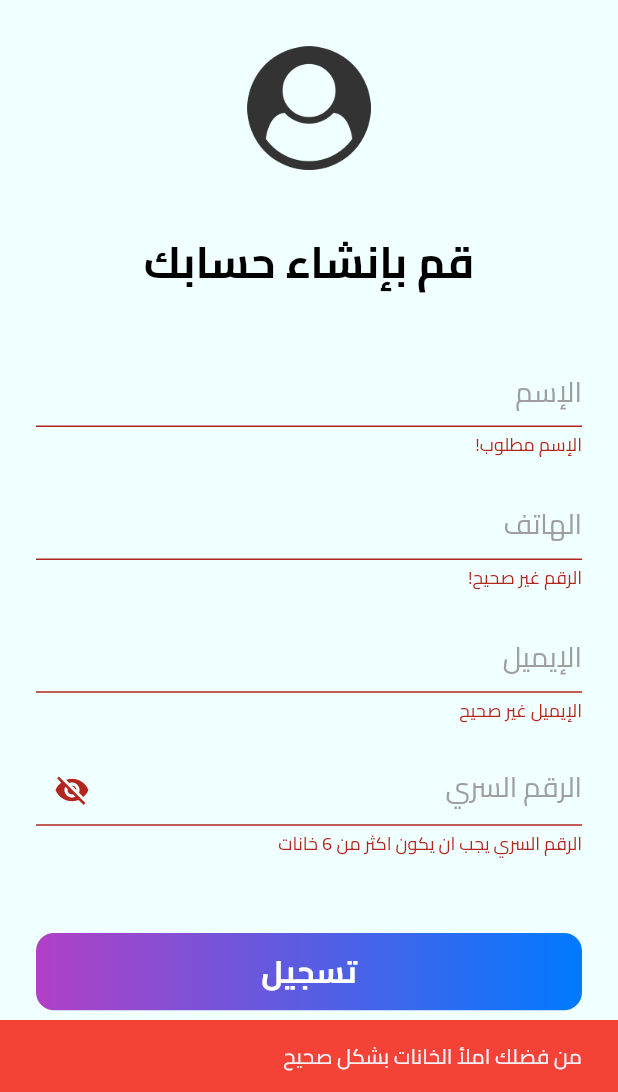
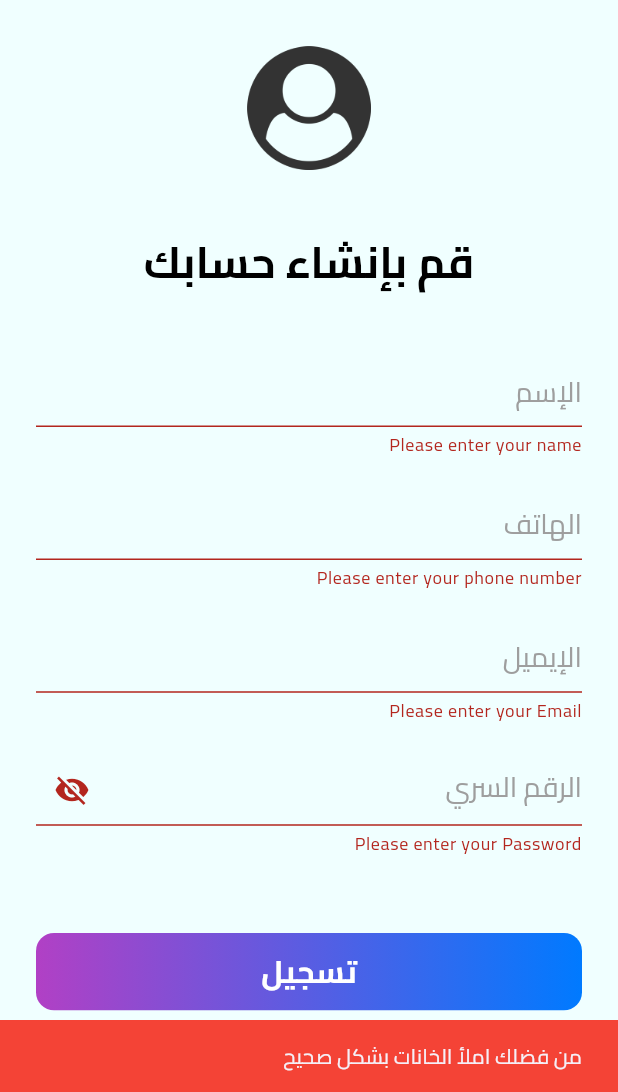
Before and after one commit to AmrReda92/Adweyaty_app, a Flutter app: the SignUpScreen screen opened by its route, after a tap on "تسجيل", on a phone screen of 412 x 824 dp, the part 144-1236 px from its top. Run offline on Flutter 3.47's test engine with Material 3 defaults, Android fonts, the phone set to English and light mode, and no system bars; our stand-ins replace bloc, cloud_firestore, firebase_auth, firebase_core, flutter_bloc, flutter_screenutil and 3 more; accounts and stored records are empty.

Commit message:
edit validation on login and sign up screen

```diff
--- a/lib/adweyaty.dart
+++ b/lib/adweyaty.dart
@@ -28,9 +28,9 @@ class Adweyaty extends StatelessWidget {
         debugShowCheckedModeBanner: false,
         theme: ThemeData(
             scaffoldBackgroundColor: Color(0xffF0FFFF),
-         fontFamily: "Cairo"
+            fontFamily: "Cairo"
         ),
-           initialRoute:  Routes.signUpLoginScreen,
+           initialRoute:  Routes.onboardingScreen,
       ),
     );
   }
--- /dev/null
+++ b/lib/core/helper/validation_service.dart
@@ -0,0 +1,51 @@
+class ValidationService{
+
+  static String? validateEmail(String? value) {
+    if (value == null || value.isEmpty) {
+      return 'Please enter your Email';
+    }
+    // A basic regex for email validation
+    final emailRegex = RegExp(r'^[\w-\.]+@([\w-]+\.)+[\w-]{2,4}$');
+    if (!emailRegex.hasMatch(value)) {
+      return 'Please enter a valid Email';
+    }
+    return null;
+  }
+  static String? validatePassword(String? value) {
+    if (value == null || value.isEmpty) {
+      return 'Please enter your Password';
+    }
+    if (value.length<7) {
+      return 'Please make the Password length at least 8 character';
+    }
+    return null;
+  }
+  static String? validateName(String? value) {
+    if (value == null || value.trim().isEmpty) {
+      return 'Please enter your name';
+    }
+    final nameRegex = RegExp(r"^[a-zA-Z\s]+$");
+    if (!nameRegex.hasMatch(value)) {
+      return 'Name can only contain letters and spaces';
+    }
+    return null;
+  }
+  static String? validatePhoneNumber(String? value) {
+    if (value == null || value.trim().isEmpty) {
+      return 'Please enter your phone number';
+    }
+
+    // This regex allows an optional '+' at the beginning followed by 7-15 digits.
+    final phoneRegex = RegExp(r'^\+?[0-9]{7,15}$');
+
+    if (!phoneRegex.hasMatch(value)) {
+      return 'Please enter a valid phone number';
+    }
+    return null;
+  }
+
+
+
+
+
+}
--- a/lib/features/auth/presentation/ui/login/ui/login_screen.dart
+++ b/lib/features/auth/presentation/ui/login/ui/login_screen.dart
@@ -1,3 +1,4 @@
+import 'package:adweyaty_application/core/helper/validation_service.dart';
 import 'package:adweyaty_application/core/routes/routes.dart';
 import 'package:adweyaty_application/core/theme/app_text_style.dart';
 import 'package:adweyaty_application/core/widgets/custom_appbar.dart';
@@ -77,24 +78,14 @@ class _LoginScreenState extends State<LoginScreen> {
                   CustomTextFormField(
                     hintText: S.of(context).hintEmail,
                     controller: emailController,
-                    validator: (value){
-                      if(value==null || value.isEmpty ||!value.contains("@")){
-                        return S.of(context).emailIsNotCorrect;
-                      }
-                      return null;
-                    },
+                    validator: ValidationService.validateEmail
                   ),
                   SizedBox(height: 20.h),
                   CustomTextFormField(
                     hintText: S.of(context).hintPassword,
                     isPassword: true,
                     controller: passwordController,
-                    validator: (value){
-                      if(value==null || value.isEmpty || value.length<6){
-                        return S.of(context).passwordIsNotCorrect;
-                      }
-                      return null;
-                    },
+                    validator: ValidationService.validatePassword
                   ),
                   SizedBox(height: 20.h),
                   Align(
--- a/lib/features/auth/presentation/ui/sign_up/ui/sign_up_screen.dart
+++ b/lib/features/auth/presentation/ui/sign_up/ui/sign_up_screen.dart
@@ -9,6 +9,7 @@ import 'package:adweyaty_application/features/auth/presentation/ui/sign_up/cubit
 import 'package:flutter/material.dart';
 import 'package:flutter_bloc/flutter_bloc.dart';
 import 'package:flutter_screenutil/flutter_screenutil.dart';
+import '../../../../../../core/helper/validation_service.dart';
 import '../../../../../../core/theme/app_text_style.dart';
 import '../../../../../../generated/l10n.dart';
 
@@ -79,12 +80,7 @@ class _SignUpScreenState extends State<SignUpScreen> {
                   CustomTextFormField(
                     hintText: S.of(context).hintName,
                     controller: nameController,
-                    validator: (value){
-                      if(value==null || value.isEmpty){
-                        return S.of(context).nameIsRequired;
-                      }
-                      return null;
-                    },
+                    validator: ValidationService.validateName
 
                   ),
                   SizedBox(height: 20.h,),
@@ -92,36 +88,21 @@ class _SignUpScreenState extends State<SignUpScreen> {
                   CustomTextFormField(
                     hintText: S.of(context).hintMobile,
                     controller: mobileController,
-                    validator: (value){
-                      if(value==null || value.isEmpty || value.length<11){
-                        return S.of(context).mobileIsNotCorrect;
-                      }
-                      return null;
-                    },
+                    validator: ValidationService.validatePhoneNumber
                   ),
                   SizedBox(height: 20.h,),
 
                   CustomTextFormField(
                     hintText: S.of(context).hintEmail,
                     controller: emailController,
-                    validator: (value){
-                      if(value==null || value.isEmpty ||!value.contains("@")){
-                        return S.of(context).emailIsNotCorrect;
-                      }
-                      return null;
-                    },
+                    validator: ValidationService.validateEmail
                   ),
                   SizedBox(height: 20.h,),
 
                   CustomTextFormField(
                     hintText: S.of(context).hintPassword,
                     isPassword: true,controller: passwordController,
-                    validator: (value){
-                      if(value==null || value.isEmpty || value.length<6){
-                        return S.of(context).passwordSixChar;
-                      }
-                      return null;
-                    },
+                    validator: ValidationService.validatePassword
                   ),
                   SizedBox(height: 50.h,),
 
@@ -136,6 +117,7 @@ class _SignUpScreenState extends State<SignUpScreen> {
                                     mobile: mobileController.text
                                 )
                             );
+
                           }else {
                             ScaffoldMessenger.of(context).showSnackBar(
                               SnackBar(
--- a/lib/features/home/presentation/widgets/grid_item_prototype.dart
+++ b/lib/features/home/presentation/widgets/grid_item_prototype.dart
@@ -30,7 +30,6 @@ class GridItemPrototype extends StatelessWidget {
       alignment: Alignment.bottomCenter,
       children: [
         InkWell(
-          child: InkWell(
           onTap: (){
             Widget page ;
             switch(index){
@@ -73,7 +72,6 @@ class GridItemPrototype extends StatelessWidget {
             ),
           ),
         ),
-        ),
         Container(
             width: double.infinity,
             decoration: BoxDecoration(
--- a/lib/features/onboarding/presentation/ui/onboarding_screen.dart
+++ b/lib/features/onboarding/presentation/ui/onboarding_screen.dart
@@ -46,7 +46,8 @@ class _OnboardingScreenState extends State<OnboardingScreen> {
                         nextPage.animateToPage(2, duration: Duration(milliseconds: 500), curve: Curves.easeIn);
                       },
                     ),
-                    OnboardingThirdPage(onTapNextPage: (){
+                    OnboardingThirdPage(
+                      onTapNextPage: (){
                       Navigator.pushNamedAndRemoveUntil(context, Routes.signUpLoginScreen, (e)=>false);
                     },
                     ),
--- a/lib/features/splash/presentation/ui/splash_screen.dart
+++ b/lib/features/splash/presentation/ui/splash_screen.dart
@@ -2,7 +2,6 @@ import 'package:adweyaty_application/core/app_images/app_images.dart';
 import 'package:adweyaty_application/core/routes/routes.dart';
 import 'package:adweyaty_application/core/theme/app_text_style.dart';
 import 'package:adweyaty_application/features/onboarding/data/model/info_onboarding.dart';
-import 'package:adweyaty_application/features/onboarding/presentation/ui/onboarding_screen.dart';
 import 'package:flutter/material.dart';
 import 'package:flutter_screenutil/flutter_screenutil.dart';
 import 'package:lottie/lottie.dart';
```
Also changed, not shown: pubspec.yaml (+3 -6 lines). Lines whose indentation alone changed are shown as unchanged.
